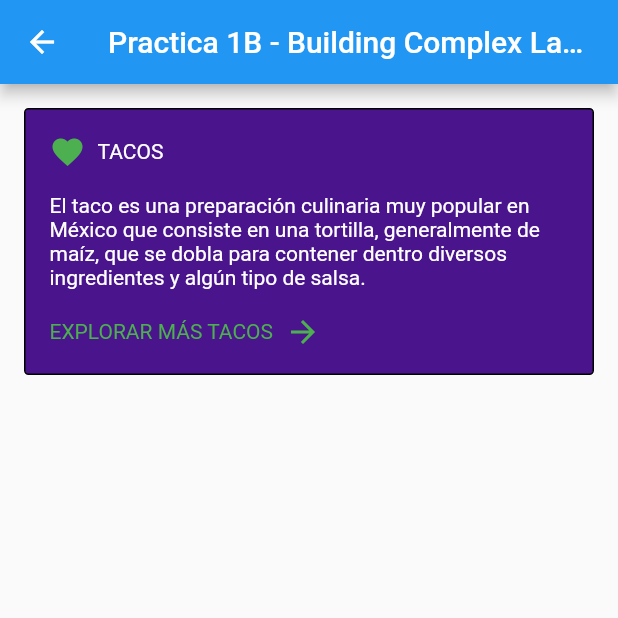
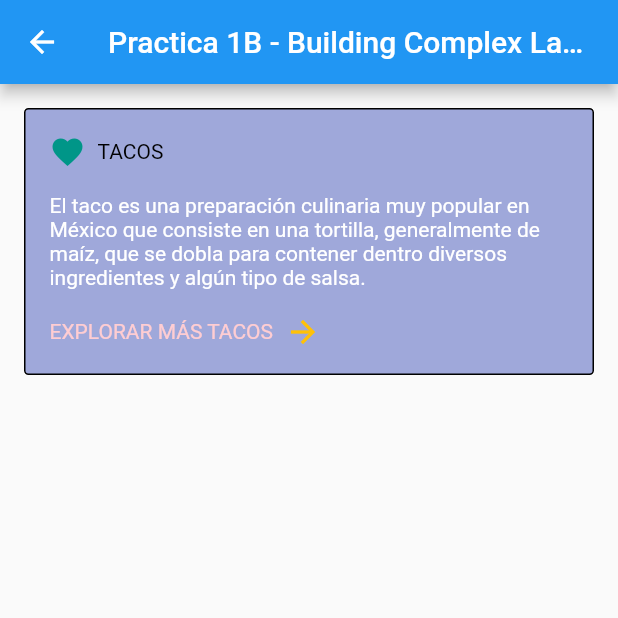
Before and after one commit to JSalinas13/proyecto_principal_topicos2021, a Flutter app: the Building_Complex_Layout screen opened directly, on a phone screen of 412 x 824 dp, the top half of it. Run offline on Flutter 3.47's test engine with Material 2 defaults, Android fonts, the phone set to English and light mode, and no system bars.

Commit message:
Modificaciones de color en algunos widgets

```diff
--- a/lib/practica1/main_practica1_A.dart
+++ b/lib/practica1/main_practica1_A.dart
@@ -670,7 +670,7 @@ class Building_Complex_Layout extends StatelessWidget {
           margin: EdgeInsets.all(16.0),
           padding: EdgeInsets.all(16.0),
           decoration: BoxDecoration(
-            color: Colors.purple[900],
+            color: Colors.indigo[200],
             border: Border.all(),
             borderRadius: BorderRadius.all(Radius.circular(3.0)),
           ),
@@ -686,13 +686,13 @@ class Building_Complex_Layout extends StatelessWidget {
                     padding: EdgeInsets.only(right: 8.0),
                     child: Icon(
                       Icons.favorite,
-                      color: Colors.green,
+                      color: Colors.teal,
                     ),
                   ),
                   Text(
                     'TACOS',
                     style: TextStyle(
-                      color: Colors.white,
+                      color: Colors.black,
                     ),
                   ),
                 ],
@@ -718,14 +718,14 @@ class Building_Complex_Layout extends StatelessWidget {
                   Text(
                     'EXPLORAR MÁS TACOS',
                     style: TextStyle(
-                      color: Colors.green,
+                      color: Colors.red[100],
                     ),
                   ),
                   Padding(
                     padding: EdgeInsets.only(left: 8.0),
                     child: Icon(
                       Icons.arrow_forward,
-                      color: Colors.green,
+                      color: Colors.amber,
                     ),
                   ),
                 ],
```
